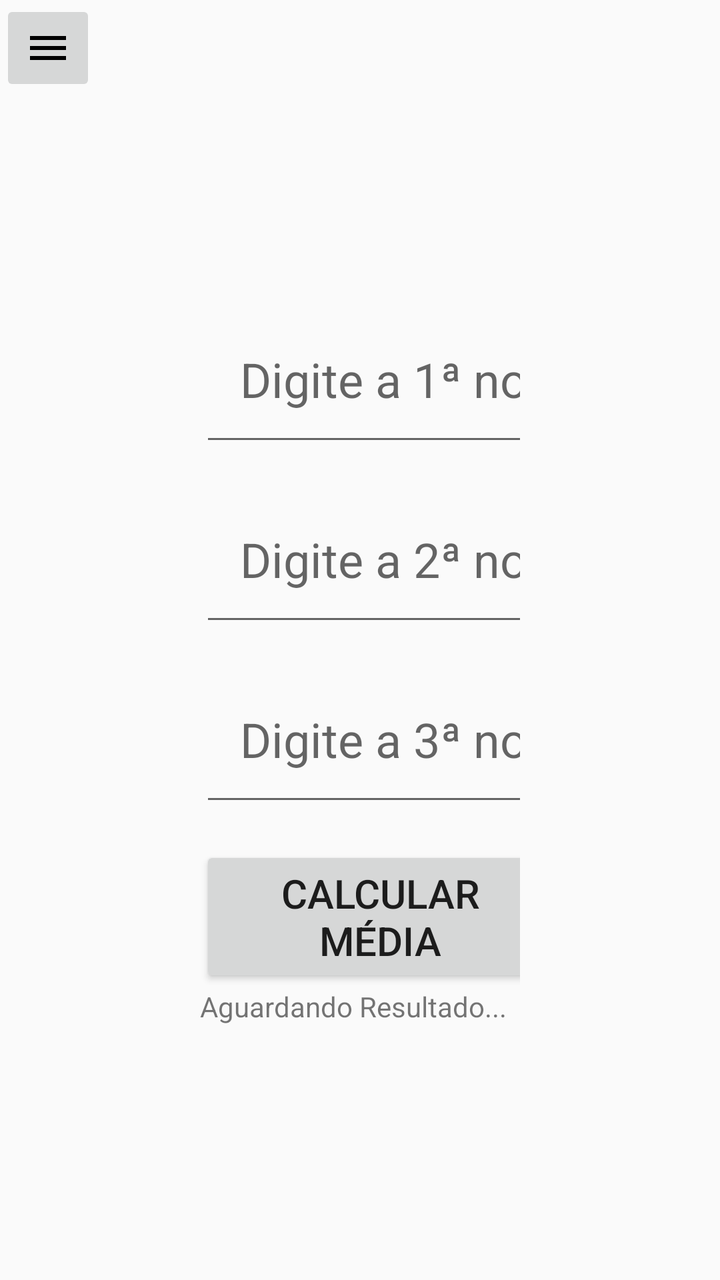
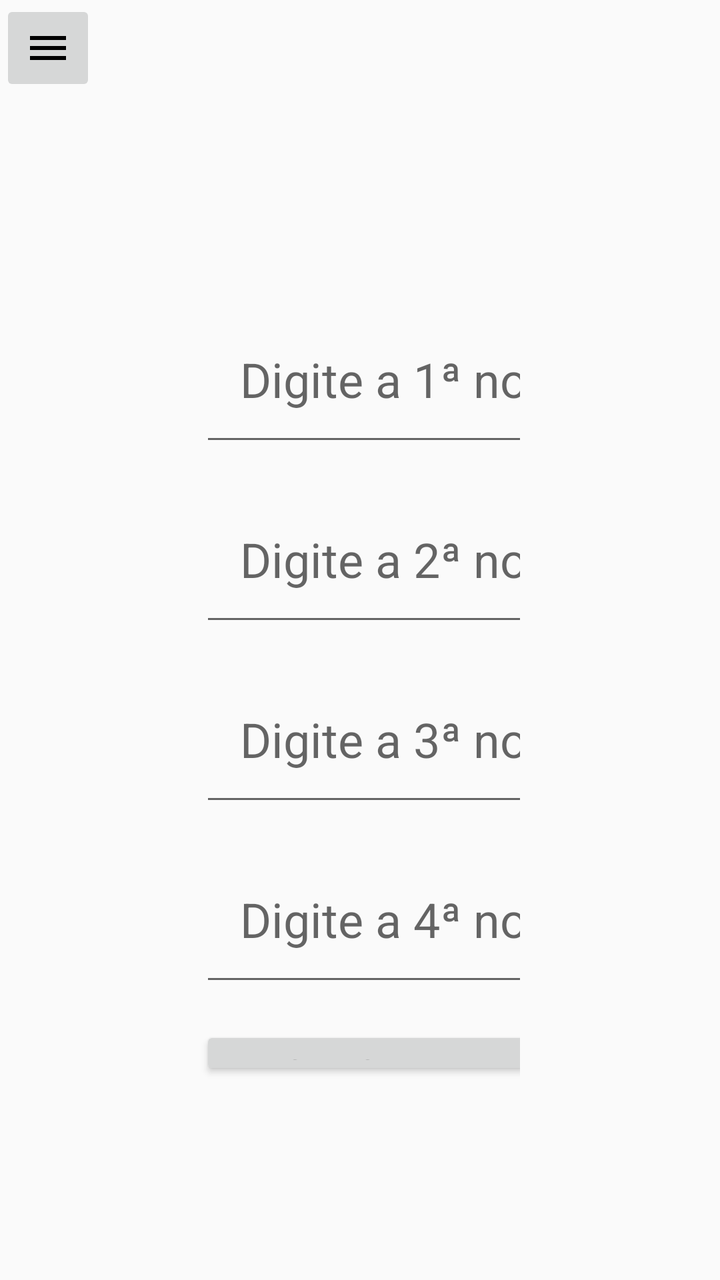

The first picture is an Android layout as it rendered before a commit; the second is the same layout after the commit. The layout source and the unified diff follow.
<!-- AndroidManifest.xml: application theme Theme.Aula01 -->
<!-- res/layout/activity_average.xml -->
<?xml version="1.0" encoding="utf-8"?>
<LinearLayout xmlns:android="http://schemas.android.com/apk/res/android"
    android:layout_width="match_parent"
    android:layout_height="match_parent"
    android:orientation="vertical">

    <ImageButton
        android:id="@+id/menuBtn"
        android:layout_width="48dp"
        android:layout_height="48dp"
        android:contentDescription="@string/menuBtnDescription"
        android:src="@drawable/ic_menu" />

    <LinearLayout
        android:layout_width="match_parent"
        android:layout_height="match_parent"
        android:layout_margin="100dp"
        android:orientation="vertical">

        <EditText
            android:id="@+id/nota1"
            android:layout_width="210dp"
            android:layout_height="80dp"
            android:layout_marginBottom="5dp"
            android:autofillHints="name"
            android:hint="@string/notaUm"
            android:inputType="text"
            android:textAlignment="center"
            android:textColorLink="#776DD09B"
            android:textSize="24sp" />

        <EditText
            android:id="@+id/nota2"
            android:layout_width="210dp"
            android:layout_height="80dp"
            android:layout_marginTop="5dp"
            android:layout_marginBottom="5dp"
            android:autofillHints="name"
            android:hint="@string/notaDois"
            android:inputType="text"
            android:textAlignment="center"
            android:textColorLink="#776DD09B"
            android:textSize="24sp" />

        <EditText
            android:id="@+id/nota3"
            android:layout_width="210dp"
            android:layout_height="80dp"
            android:layout_marginTop="5dp"
            android:layout_marginBottom="5dp"
            android:autofillHints="name"
            android:hint="@string/notaTres"
            android:inputType="text"
            android:textAlignment="center"
            android:textColorLink="#776DD09B"
            android:textSize="24sp" />

        <Button
            android:id="@+id/calcular"
            android:layout_width="180dp"
            android:layout_height="wrap_content"
            android:layout_marginTop="10dp"
            android:minWidth="100dp"
            android:minHeight="48dp"
            android:text="@string/calculate"
            android:textSize="20sp" />

        <TextView
            android:id="@+id/resultado"
            android:layout_width="match_parent"
            android:layout_height="wrap_content"
            android:text="@string/result" />
    </LinearLayout>


</LinearLayout>
<!-- resources referenced by this layout -->
<resources>
  <!-- drawable ic_menu (drawable) -->
  <vector xmlns:android="http://schemas.android.com/apk/res/android" android:height="24dp" android:tint="#000000" android:viewportHeight="24" android:viewportWidth="24" android:width="24dp">
        
      <path android:fillColor="@android:color/white" android:pathData="M3,18h18v-2L3,16v2zM3,13h18v-2L3,11v2zM3,6v2h18L21,6L3,6z"/>
      
  </vector>
  <string name="calculate">Calcular Média</string>
  <string name="menuBtnDescription">Menu</string>
  <string name="notaDois">Digite a 2ª nota:</string>
  <string name="notaTres">Digite a 3ª nota:</string>
  <string name="notaUm">Digite a 1ª nota:</string>
  <string name="result">Aguardando Resultado...</string>
  <style name="Theme.Aula01" parent="android:Theme.Material.Light.NoActionBar" />
</resources>

<!-- the commit's change to res/layout/activity_average.xml (unified diff, before → after) -->
@@ -2,13 +2,14 @@
 <LinearLayout xmlns:android="http://schemas.android.com/apk/res/android"
     android:layout_width="match_parent"
     android:layout_height="match_parent"
+    android:layout_marginTop="50dp"
     android:orientation="vertical">
 
     <ImageButton
         android:id="@+id/menuBtn"
         android:layout_width="48dp"
         android:layout_height="48dp"
-        android:contentDescription="@string/menuBtnDescription"
+        android:contentDescription="@string/menuText"
         android:src="@drawable/ic_menu" />
 
     <LinearLayout
@@ -55,6 +56,19 @@
             android:textColorLink="#776DD09B"
             android:textSize="24sp" />
 
+        <EditText
+            android:id="@+id/nota4"
+            android:layout_width="210dp"
+            android:layout_height="80dp"
+            android:layout_marginTop="5dp"
+            android:layout_marginBottom="5dp"
+            android:autofillHints="name"
+            android:hint="@string/notaQuatro"
+            android:inputType="text"
+            android:textAlignment="center"
+            android:textColorLink="#776DD09B"
+            android:textSize="24sp" />
+
         <Button
             android:id="@+id/calcular"
             android:layout_width="180dp"
<!-- resource entries referenced after the edit -->
@@ -7,8 +7,9 @@
       
   </vector>
   <string name="calculate">Calcular Média</string>
-  <string name="menuBtnDescription">Menu</string>
+  <string name="menuText">Menu</string>
   <string name="notaDois">Digite a 2ª nota:</string>
+  <string name="notaQuatro">Digite a 4ª nota:</string>
   <string name="notaTres">Digite a 3ª nota:</string>
   <string name="notaUm">Digite a 1ª nota:</string>
   <string name="result">Aguardando Resultado...</string>
